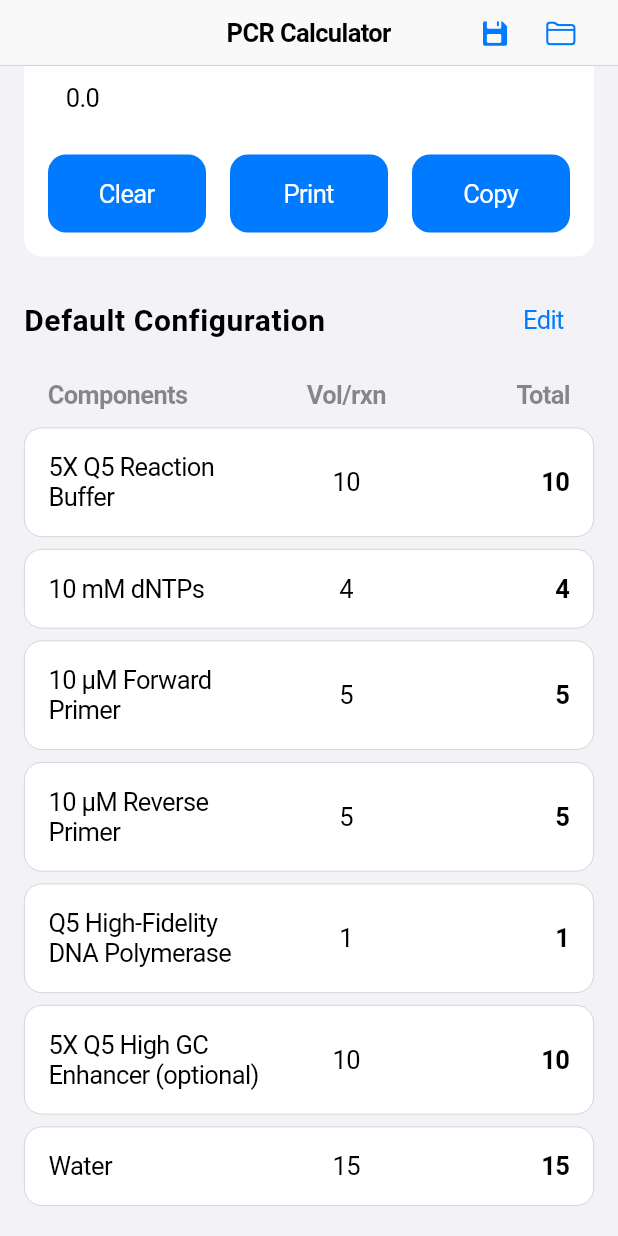
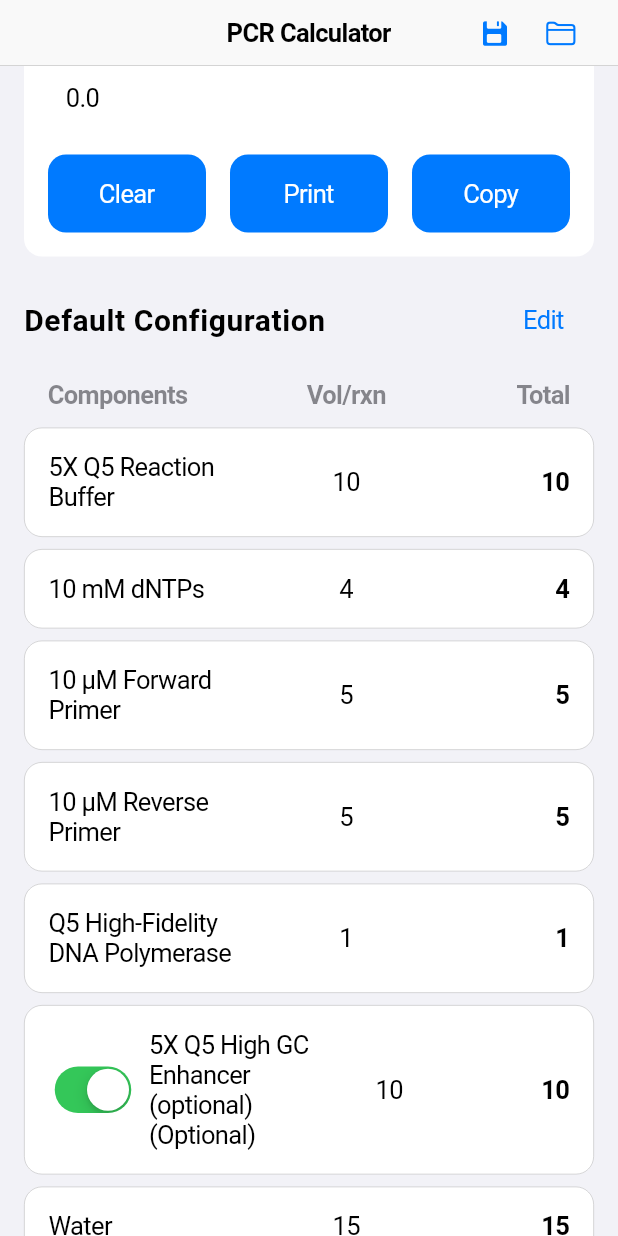
Before and after one commit to alextu870719/Lab-Studio, a Flutter app: the screen it shows after launch, scrolled down 132 dp, on a phone screen of 412 x 824 dp. Run offline on Flutter 3.47's test engine with Material 3 defaults, Android fonts, the phone set to English and light mode, and no system bars; our stand-ins replace printing, shared_preferences.

Commit message:
✨ 新增 Optional 試劑控制功能 (Add Optional Reagent Control)
- 編輯模式新增 Optional 開關：
  * 在 _buildEditableReagentRow 中添加 CupertinoSwitch
  * 允許用戶設定每個試劑是否為 optional
  * 即時更新試劑的 isOptional 屬性

- 檢視模式新增包含/排除控制：
  * 在 _buildDisplayReagentRow 中為 optional 試劑顯示開關
  * 用戶可選擇是否計算 optional 試劑
  * Optional 試劑名稱顯示 '(Optional)' 後綴
  * 未包含的試劑顯示為灰色且數值為 '-'

- 計算邏輯優化：
  * _calculateVolumes 方法檢查 optional 試劑的包含狀態
  * 只計算被包含的 optional 試劑體積
  * 新增 _initializeReagentInclusionStatus 方法
  * 修正 _clearAllInputs 重新初始化包含狀態

- 增強用戶體驗：
  * Optional 試劑預設為包含狀態
  * 視覺反饋清楚區分包含/排除狀態
  * 保持配置保存/載入的相容性

```diff
--- a/lib/main.dart
+++ b/lib/main.dart
@@ -155,7 +155,17 @@ class _PcrCalculatorPageState extends State<PcrCalculatorPage> {
   void initState() {
     super.initState();
     _initializeEditControllers();
+    _initializeReagentInclusionStatus();
     _calculateVolumes();
+  }
+
+  void _initializeReagentInclusionStatus() {
+    // 初始化 optional 試劑的包含狀態，預設為 true
+    for (var reagent in _reagents) {
+      if (reagent.isOptional) {
+        _reagentInclusionStatus[reagent.name] ??= true;
+      }
+    }
   }
 
   void _initializeEditControllers() {
@@ -217,10 +227,21 @@ class _PcrCalculatorPageState extends State<PcrCalculatorPage> {
       for (var reagent in _reagents) {
         if (reagent.name == 'Water') continue;
 
-        double singleReactionVolume = reagent.proportion * totalVolumePerReaction;
-        double totalReagentVolume = singleReactionVolume * numReactions;
-        _calculatedTotalVolumes[reagent.name] = totalReagentVolume;
-        totalCalculatedVolumeExcludingWater += totalReagentVolume;
+        // 檢查 optional 試劑是否被包含
+        bool isIncluded = true;
+        if (reagent.isOptional) {
+          isIncluded = _reagentInclusionStatus[reagent.name] ?? true;
+        }
+
+        if (isIncluded) {
+          double singleReactionVolume = reagent.proportion * totalVolumePerReaction;
+          double totalReagentVolume = singleReactionVolume * numReactions;
+          _calculatedTotalVolumes[reagent.name] = totalReagentVolume;
+          totalCalculatedVolumeExcludingWater += totalReagentVolume;
+        } else {
+          // Optional 試劑未被包含時，設為 0
+          _calculatedTotalVolumes[reagent.name] = 0.0;
+        }
       }
 
       double totalDesiredVolume = totalVolumePerReaction * numReactions;
@@ -291,11 +312,8 @@ class _PcrCalculatorPageState extends State<PcrCalculatorPage> {
 
     setState(() {
       _calculatedTotalVolumes.clear();
-      for (var reagent in _reagents) {
-        if (reagent.isOptional) {
-          _reagentInclusionStatus[reagent.name] = false;
-        }
-      }
+      _reagentInclusionStatus.clear();
+      _initializeReagentInclusionStatus();
       // Recalculate volumes to show the cleared results
       _calculateVolumes();
     });
@@ -546,30 +564,61 @@ class _PcrCalculatorPageState extends State<PcrCalculatorPage> {
     int numReactions = int.tryParse(_numReactionsController.text) ?? 1;
     double volumePerReaction = numReactions > 0 ? totalVolume / numReactions : 0.0;
 
+    // Check if this reagent is included (for optional reagents)
+    bool isIncluded = _reagentInclusionStatus[reagent.name] ?? true;
+
     return Row(
       children: [
+        // Optional 開關（只對 optional 試劑顯示）
+        if (reagent.isOptional) ...[
+          CupertinoSwitch(
+            value: isIncluded,
+            onChanged: (bool value) {
+              setState(() {
+                _reagentInclusionStatus[reagent.name] = value;
+                _calculateVolumes();
+              });
+            },
+          ),
+          const SizedBox(width: 8),
+        ],
         Expanded(
           flex: 3,
           child: Text(
-            reagent.name,
-            style: CupertinoTheme.of(context).textTheme.textStyle,
+            reagent.name + (reagent.isOptional ? ' (Optional)' : ''),
+            style: CupertinoTheme.of(context).textTheme.textStyle.copyWith(
+              color: reagent.isOptional && !isIncluded
+                  ? CupertinoColors.secondaryLabel
+                  : null,
+            ),
           ),
         ),
         Expanded(
           flex: 2,
           child: Text(
-            formatVolume(volumePerReaction),
+            reagent.isOptional && !isIncluded
+                ? '-'
+                : formatVolume(volumePerReaction),
             textAlign: TextAlign.center,
-            style: CupertinoTheme.of(context).textTheme.textStyle,
+            style: CupertinoTheme.of(context).textTheme.textStyle.copyWith(
+              color: reagent.isOptional && !isIncluded
+                  ? CupertinoColors.secondaryLabel
+                  : null,
+            ),
           ),
         ),
         Expanded(
           flex: 2,
           child: Text(
-            formatVolume(totalVolume),
+            reagent.isOptional && !isIncluded
+                ? '-'
+                : formatVolume(totalVolume),
             textAlign: TextAlign.end,
             style: CupertinoTheme.of(context).textTheme.textStyle.copyWith(
               fontWeight: FontWeight.w600,
+              color: reagent.isOptional && !isIncluded
+                  ? CupertinoColors.secondaryLabel
+                  : null,
             ),
           ),
         ),
@@ -653,6 +702,28 @@ class _PcrCalculatorPageState extends State<PcrCalculatorPage> {
                 ),
                 padding: const EdgeInsets.symmetric(vertical: 8.0, horizontal: 12.0),
               ),
+            ),
+            const SizedBox(width: 8),
+            // Optional 開關
+            Column(
+              children: [
+                Text(
+                  'Optional',
+                  style: TextStyle(
+                    fontSize: 12,
+                    color: CupertinoColors.secondaryLabel,
+                  ),
+                ),
+                CupertinoSwitch(
+                  value: reagent.isOptional,
+                  onChanged: (bool value) {
+                    setState(() {
+                      _reagents[index] = reagent.copyWith(isOptional: value);
+                      _calculateVolumes();
+                    });
+                  },
+                ),
+              ],
             ),
           ],
         ),
```
